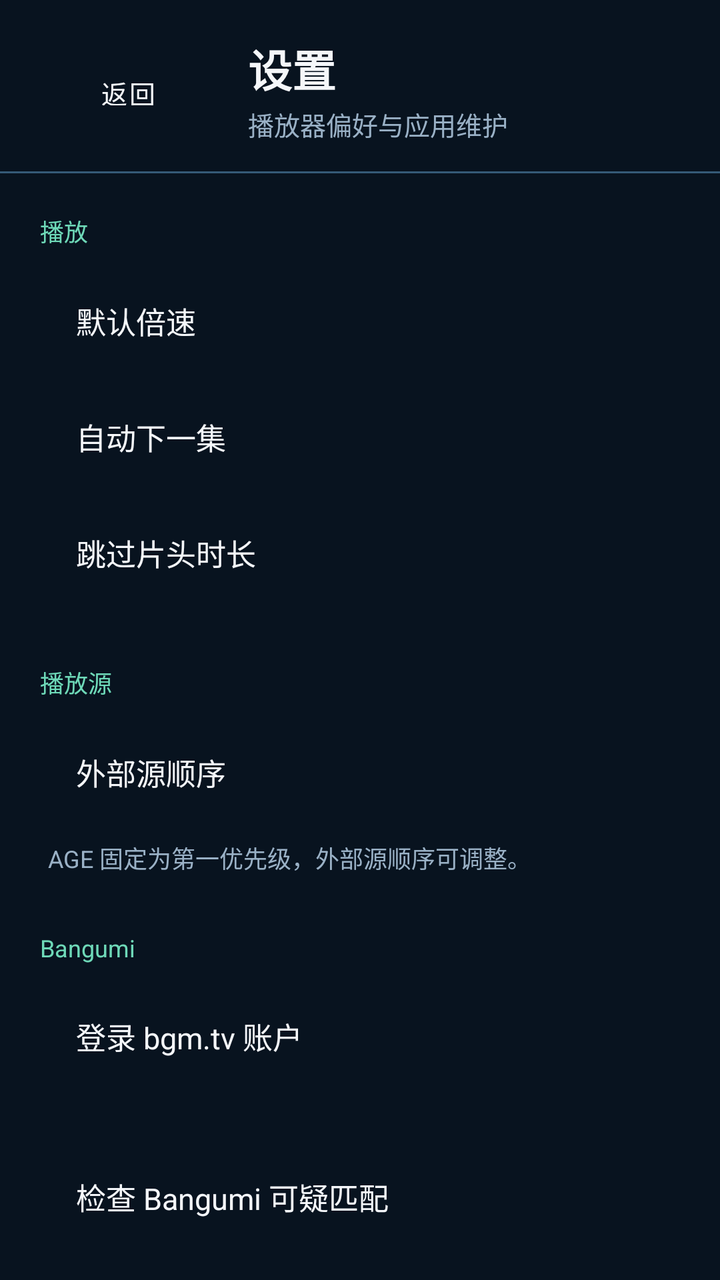
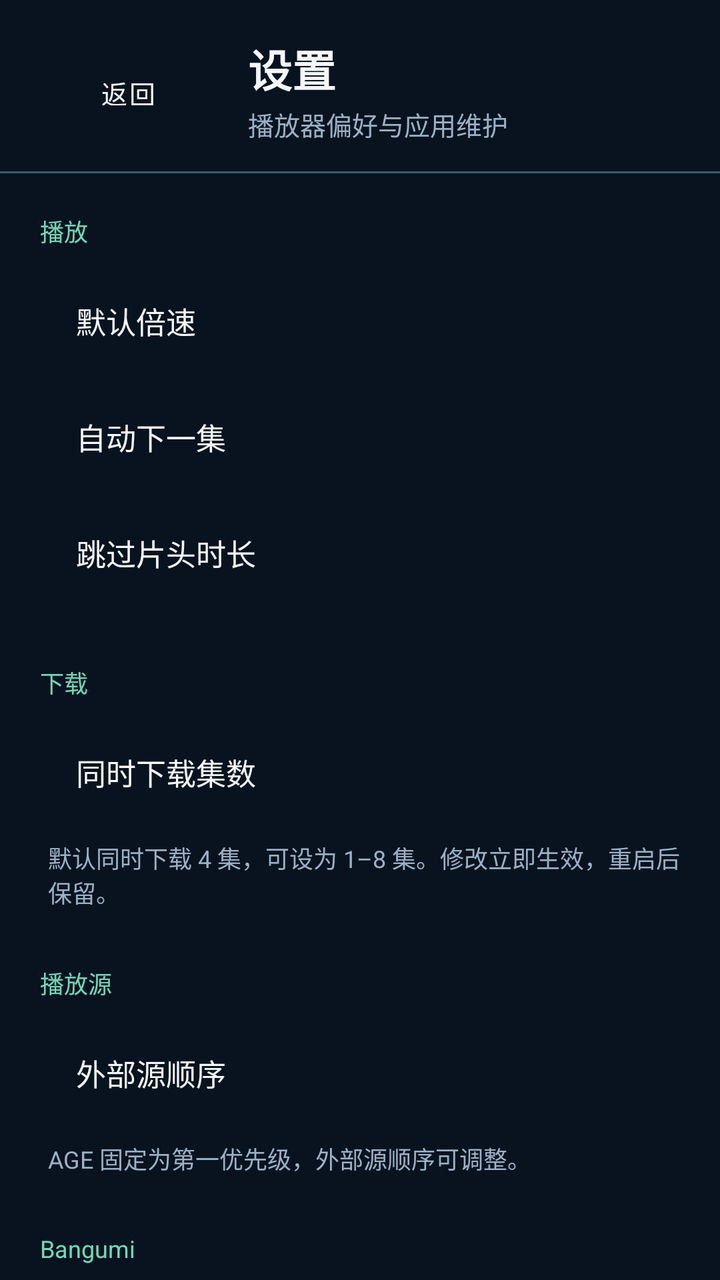

Before-and-after screenshots of an Android layout around one commit, followed by the original layout XML and the change that was made.
<!-- AndroidManifest.xml: application theme Theme.AgeTv -->
<!-- res/layout/activity_settings.xml -->
<?xml version="1.0" encoding="utf-8"?>
<LinearLayout xmlns:android="http://schemas.android.com/apk/res/android"
    android:layout_width="match_parent"
    android:layout_height="match_parent"
    android:background="@color/age_bg"
    android:orientation="vertical">

    <LinearLayout
        android:layout_width="match_parent"
        android:layout_height="wrap_content"
        android:gravity="center_vertical"
        android:orientation="horizontal"
        android:paddingStart="20dp"
        android:paddingTop="18dp"
        android:paddingEnd="20dp"
        android:paddingBottom="14dp">

        <Button
            android:id="@+id/backButton"
            android:layout_width="wrap_content"
            android:layout_height="36dp"
            android:background="@drawable/bg_focusable_small"
            android:nextFocusDown="@id/speedSettingButton"
            android:paddingStart="14dp"
            android:paddingEnd="14dp"
            android:text="@string/btn_back"
            android:textColor="@color/age_text"
            android:textSize="13sp" />

        <LinearLayout
            android:layout_width="0dp"
            android:layout_height="wrap_content"
            android:layout_marginStart="16dp"
            android:layout_weight="1"
            android:orientation="vertical">

            <TextView
                android:id="@+id/pageTitle"
                android:layout_width="wrap_content"
                android:layout_height="wrap_content"
                android:text="@string/settings_title"
                android:textColor="@color/age_text"
                android:textSize="22sp"
                android:textStyle="bold" />

            <TextView
                android:id="@+id/pageSubtitle"
                android:layout_width="wrap_content"
                android:layout_height="wrap_content"
                android:layout_marginTop="2dp"
                android:text="@string/settings_subtitle"
                android:textColor="@color/age_text_muted"
                android:textSize="13sp" />
        </LinearLayout>
    </LinearLayout>

    <View
        android:layout_width="match_parent"
        android:layout_height="1dp"
        android:background="@color/age_line" />

    <ScrollView
        android:layout_width="match_parent"
        android:layout_height="0dp"
        android:layout_weight="1"
        android:fillViewport="true"
        android:scrollbars="none">

        <LinearLayout
            android:layout_width="match_parent"
            android:layout_height="wrap_content"
            android:orientation="vertical"
            android:paddingStart="20dp"
            android:paddingTop="20dp"
            android:paddingEnd="20dp"
            android:paddingBottom="28dp">

            <TextView
                android:layout_width="wrap_content"
                android:layout_height="wrap_content"
                android:text="@string/settings_section_playback"
                android:textColor="@color/age_focus"
                android:textSize="12sp" />

            <LinearLayout
                android:id="@+id/speedSettingButton"
                android:layout_width="match_parent"
                android:layout_height="56dp"
                android:layout_marginTop="8dp"
                android:background="@drawable/bg_focusable_small"
                android:clickable="true"
                android:focusable="true"
                android:gravity="center_vertical"
                android:nextFocusUp="@id/backButton"
                android:nextFocusDown="@id/autoNextSettingButton"
                android:orientation="horizontal"
                android:paddingStart="18dp"
                android:paddingEnd="18dp">

                <TextView
                    android:layout_width="0dp"
                    android:layout_height="wrap_content"
                    android:layout_weight="1"
                    android:text="默认倍速"
                    android:textColor="@color/age_text"
                    android:textSize="15sp" />

                <TextView
                    android:id="@+id/speedValueText"
                    android:layout_width="wrap_content"
                    android:layout_height="wrap_content"
                    android:textColor="@color/age_text_muted"
                    android:textSize="15sp" />
            </LinearLayout>

            <LinearLayout
                android:id="@+id/autoNextSettingButton"
                android:layout_width="match_parent"
                android:layout_height="56dp"
                android:layout_marginTop="2dp"
                android:background="@drawable/bg_focusable_small"
                android:clickable="true"
                android:focusable="true"
                android:gravity="center_vertical"
                android:nextFocusUp="@id/speedSettingButton"
                android:nextFocusDown="@id/skipIntroSettingButton"
                android:orientation="horizontal"
                android:paddingStart="18dp"
                android:paddingEnd="18dp">

                <TextView
                    android:layout_width="0dp"
                    android:layout_height="wrap_content"
                    android:layout_weight="1"
                    android:text="自动下一集"
                    android:textColor="@color/age_text"
                    android:textSize="15sp" />

                <TextView
                    android:id="@+id/autoNextValueText"
                    android:layout_width="wrap_content"
                    android:layout_height="wrap_content"
                    android:textColor="@color/age_text_muted"
                    android:textSize="15sp" />
            </LinearLayout>

            <LinearLayout
                android:id="@+id/skipIntroSettingButton"
                android:layout_width="match_parent"
                android:layout_height="56dp"
                android:layout_marginTop="2dp"
                android:background="@drawable/bg_focusable_small"
                android:clickable="true"
                android:focusable="true"
                android:gravity="center_vertical"
                android:nextFocusUp="@id/autoNextSettingButton"
                android:nextFocusDown="@id/sourceOrderSettingButton"
                android:orientation="horizontal"
                android:paddingStart="18dp"
                android:paddingEnd="18dp">

                <TextView
                    android:layout_width="0dp"
                    android:layout_height="wrap_content"
                    android:layout_weight="1"
                    android:text="跳过片头时长"
                    android:textColor="@color/age_text"
                    android:textSize="15sp" />

                <TextView
                    android:id="@+id/skipIntroValueText"
                    android:layout_width="wrap_content"
                    android:layout_height="wrap_content"
                    android:textColor="@color/age_text_muted"
                    android:textSize="15sp" />
            </LinearLayout>

            <TextView
                android:layout_width="wrap_content"
                android:layout_height="wrap_content"
                android:layout_marginTop="28dp"
                android:text="@string/settings_section_source"
                android:textColor="@color/age_focus"
                android:textSize="12sp" />

            <LinearLayout
                android:id="@+id/sourceOrderSettingButton"
                android:layout_width="match_parent"
                android:layout_height="56dp"
                android:layout_marginTop="8dp"
                android:background="@drawable/bg_focusable_small"
                android:clickable="true"
                android:focusable="true"
                android:gravity="center_vertical"
                android:nextFocusUp="@id/skipIntroSettingButton"
                android:nextFocusDown="@id/updateSettingButton"
                android:orientation="horizontal"
                android:paddingStart="18dp"
                android:paddingEnd="18dp">

                <TextView
                    android:layout_width="0dp"
                    android:layout_height="wrap_content"
                    android:layout_weight="1"
                    android:text="外部源顺序"
                    android:textColor="@color/age_text"
                    android:textSize="15sp" />

                <TextView
                    android:id="@+id/sourceOrderValueText"
                    android:layout_width="wrap_content"
                    android:layout_height="wrap_content"
                    android:textColor="@color/age_text_muted"
                    android:textSize="15sp" />
            </LinearLayout>

            <TextView
                android:id="@+id/sourceHintText"
                android:layout_width="match_parent"
                android:layout_height="wrap_content"
                android:layout_marginStart="4dp"
                android:layout_marginTop="6dp"
                android:text="@string/settings_source_hint"
                android:textColor="@color/age_text_muted"
                android:textSize="12sp" />

            <TextView
                android:layout_width="wrap_content"
                android:layout_height="wrap_content"
                android:layout_marginTop="28dp"
                android:text="Bangumi"
                android:textColor="@color/age_focus"
                android:textSize="12sp" />

            <LinearLayout
                android:id="@+id/bangumiLoginSettingButton"
                android:layout_width="match_parent"
                android:layout_height="56dp"
                android:layout_marginTop="8dp"
                android:background="@drawable/bg_focusable_small"
                android:clickable="true"
                android:focusable="true"
                android:gravity="center_vertical"
                android:nextFocusUp="@id/sourceOrderSettingButton"
                android:nextFocusDown="@id/bangumiMatchReviewSettingButton"
                android:orientation="horizontal"
                android:paddingStart="18dp"
                android:paddingEnd="18dp">

                <TextView
                    android:layout_width="0dp"
                    android:layout_height="wrap_content"
                    android:layout_weight="1"
                    android:text="登录 bgm.tv 账户"
                    android:textColor="@color/age_text"
                    android:textSize="15sp" />

                <TextView
                    android:id="@+id/bangumiLoginValueText"
                    android:layout_width="wrap_content"
                    android:layout_height="wrap_content"
                    android:textColor="@color/age_text_muted"
                    android:textSize="15sp" />
            </LinearLayout>

            <TextView
                android:id="@+id/bangumiLoginHintText"
                android:layout_width="match_parent"
                android:layout_height="wrap_content"
                android:layout_marginStart="4dp"
                android:layout_marginTop="6dp"
                android:textColor="@color/age_text_muted"
                android:textSize="12sp" />

            <LinearLayout
                android:id="@+id/bangumiMatchReviewSettingButton"
                android:layout_width="match_parent"
                android:layout_height="56dp"
                android:layout_marginTop="2dp"
                android:background="@drawable/bg_focusable_small"
                android:clickable="true"
                android:focusable="true"
                android:gravity="center_vertical"
                android:nextFocusUp="@id/bangumiLoginSettingButton"
                android:nextFocusDown="@id/bangumiRematchSettingButton"
                android:orientation="horizontal"
                android:paddingStart="18dp"
                android:paddingEnd="18dp">

                <TextView
                    android:layout_width="0dp"
                    android:layout_height="wrap_content"
                    android:layout_weight="1"
                    android:text="检查 Bangumi 可疑匹配"
                    android:textColor="@color/age_text"
                    android:textSize="15sp" />

                <TextView
                    android:id="@+id/bangumiMatchReviewValueText"
                    android:layout_width="wrap_content"
                    android:layout_height="wrap_content"
                    android:textColor="@color/age_text_muted"
                    android:textSize="15sp" />
            </LinearLayout>

            <TextView
                android:id="@+id/bangumiMatchReviewHintText"
                android:layout_width="match_parent"
                android:layout_height="wrap_content"
                android:layout_marginStart="4dp"
                android:layout_marginTop="6dp"
                android:textColor="@color/age_text_muted"
                android:textSize="12sp" />

            <LinearLayout
                android:id="@+id/bangumiRematchSettingButton"
                android:layout_width="match_parent"
                android:layout_height="56dp"
                android:layout_marginTop="2dp"
                android:background="@drawable/bg_focusable_small"
                android:clickable="true"
                android:focusable="true"
                android:gravity="center_vertical"
                android:nextFocusUp="@id/bangumiMatchReviewSettingButton"
                android:nextFocusDown="@id/updateSettingButton"
                android:orientation="horizontal"
                android:paddingStart="18dp"
                android:paddingEnd="18dp">

                <TextView
                    android:layout_width="0dp"
                    android:layout_height="wrap_content"
                    android:layout_weight="1"
                    android:text="重建 Bangumi 匹配索引"
                    android:textColor="@color/age_text"
                    android:textSize="15sp" />

                <TextView
                    android:id="@+id/bangumiRematchValueText"
                    android:layout_width="wrap_content"
                    android:layout_height="wrap_content"
                    android:textColor="@color/age_text_muted"
                    android:textSize="15sp" />
            </LinearLayout>

            <TextView
                android:id="@+id/bangumiRematchHintText"
                android:layout_width="match_parent"
                android:layout_height="wrap_content"
                android:layout_marginStart="4dp"
                android:layout_marginTop="6dp"
                android:textColor="@color/age_text_muted"
                android:textSize="12sp" />

            <TextView
                android:layout_width="wrap_content"
                android:layout_height="wrap_content"
                android:layout_marginTop="28dp"
                android:text="@string/settings_section_app"
                android:textColor="@color/age_focus"
                android:textSize="12sp" />

            <LinearLayout
                android:id="@+id/updateSettingButton"
                android:layout_width="match_parent"
                android:layout_height="56dp"
                android:layout_marginTop="8dp"
                android:background="@drawable/bg_focusable_small"
                android:clickable="true"
                android:focusable="true"
                android:gravity="center_vertical"
                android:nextFocusUp="@id/bangumiRematchSettingButton"
                android:nextFocusDown="@id/clearCacheSettingButton"
                android:orientation="horizontal"
                android:paddingStart="18dp"
                android:paddingEnd="18dp">

                <TextView
                    android:layout_width="0dp"
                    android:layout_height="wrap_content"
                    android:layout_weight="1"
                    android:text="@string/settings_update_button"
                    android:textColor="@color/age_text"
                    android:textSize="15sp" />

                <TextView
                    android:layout_width="wrap_content"
                    android:layout_height="wrap_content"
                    android:text="→"
                    android:textColor="@color/age_text_muted"
                    android:textSize="15sp" />
            </LinearLayout>

            <TextView
                android:id="@+id/updateHintText"
                android:layout_width="match_parent"
                android:layout_height="wrap_content"
                android:layout_marginStart="4dp"
                android:layout_marginTop="6dp"
                android:text="@string/settings_update_hint"
                android:textColor="@color/age_text_muted"
                android:textSize="12sp" />

            <LinearLayout
                android:id="@+id/clearCacheSettingButton"
                android:layout_width="match_parent"
                android:layout_height="56dp"
                android:layout_marginTop="2dp"
                android:background="@drawable/bg_focusable_small"
                android:clickable="true"
                android:focusable="true"
                android:gravity="center_vertical"
                android:nextFocusUp="@id/updateSettingButton"
                android:nextFocusDown="@id/clearHistorySettingButton"
                android:orientation="horizontal"
                android:paddingStart="18dp"
                android:paddingEnd="18dp">

                <TextView
                    android:layout_width="0dp"
                    android:layout_height="wrap_content"
                    android:layout_weight="1"
                    android:text="清除缓存"
                    android:textColor="@color/age_text"
                    android:textSize="15sp" />

                <TextView
                    android:id="@+id/cacheSizeText"
                    android:layout_width="wrap_content"
                    android:layout_height="wrap_content"
                    android:textColor="@color/age_text_muted"
                    android:textSize="15sp" />
            </LinearLayout>

            <LinearLayout
                android:id="@+id/clearHistorySettingButton"
                android:layout_width="match_parent"
                android:layout_height="56dp"
                android:layout_marginTop="2dp"
                android:background="@drawable/bg_focusable_small"
                android:clickable="true"
                android:focusable="true"
                android:gravity="center_vertical"
                android:nextFocusUp="@id/clearCacheSettingButton"
                android:orientation="horizontal"
                android:paddingStart="18dp"
                android:paddingEnd="18dp">

                <TextView
                    android:layout_width="0dp"
                    android:layout_height="wrap_content"
                    android:layout_weight="1"
                    android:text="清除观看记录"
                    android:textColor="@color/age_text"
                    android:textSize="15sp" />

                <TextView
                    android:layout_width="wrap_content"
                    android:layout_height="wrap_content"
                    android:text="→"
                    android:textColor="@color/age_text_muted"
                    android:textSize="15sp" />
            </LinearLayout>

        </LinearLayout>
    </ScrollView>
</LinearLayout>
<!-- resources referenced by this layout -->
<resources>
  <color name="age_bg">#08131F</color>
  <color name="age_focus">#6ED9B8</color>
  <color name="age_line">#355A77</color>
  <color name="age_text">#F5F7FA</color>
  <color name="age_text_muted">#9AB1C6</color>
  <!-- drawable bg_focusable_small (drawable) -->
  <?xml version="1.0" encoding="utf-8"?>
  <selector xmlns:android="http://schemas.android.com/apk/res/android">
      <item android:state_selected="true" android:state_focused="true">
          <shape android:shape="rectangle">
              <solid android:color="#2B7562" />
              <stroke
                  android:width="3dp"
                  android:color="#6ED9B8" />
              <corners android:radius="10dp" />
          </shape>
      </item>
      <item android:state_focused="true">
          <shape android:shape="rectangle">
              <solid android:color="#1A3D52" />
              <stroke
                  android:width="3dp"
                  android:color="#6ED9B8" />
              <corners android:radius="10dp" />
          </shape>
      </item>
      <item android:state_selected="true">
          <shape android:shape="rectangle">
              <solid android:color="#2B7562" />
              <corners android:radius="10dp" />
          </shape>
      </item>
      <item>
          <shape android:shape="rectangle">
              <solid android:color="@android:color/transparent" />
              <corners android:radius="10dp" />
          </shape>
      </item>
  </selector>
  <string name="btn_back">返回</string>
  <string name="settings_section_app">应用</string>
  <string name="settings_section_playback">播放</string>
  <string name="settings_section_source">播放源</string>
  <string name="settings_source_hint">AGE 固定为第一优先级，外部源顺序可调整。</string>
  <string name="settings_subtitle">播放器偏好与应用维护</string>
  <string name="settings_title">设置</string>
  <string name="settings_update_button">重新安装最新版本</string>
  <string name="settings_update_hint">直接打开 GitHub 上的最新 APK 安装包。</string>
  <style name="Theme.AgeTv" parent="Theme.MaterialComponents.DayNight.NoActionBar">
          <item name="colorPrimary">@color/age_surface_alt</item>
          <item name="colorPrimaryVariant">@color/age_surface</item>
          <item name="colorSecondary">@color/age_focus</item>
          <item name="colorSurface">@color/age_surface</item>
          <item name="android:colorBackground">@color/age_bg</item>
          <item name="android:navigationBarColor">@color/black</item>
          <item name="android:statusBarColor">@color/black</item>
          <item name="android:textColor">@color/age_text</item>
          <item name="materialAlertDialogTheme">@style/ThemeOverlay.AgeTv.Dialog</item>
          <item name="android:windowDisablePreview">true</item>
          <item name="android:windowBackground">@color/age_bg</item>
          <item name="android:windowAnimationStyle">@style/AgeTv.WindowAnimation</item>
          <item name="android:windowLayoutInDisplayCutoutMode" tools:targetApi="28">shortEdges</item>
      </style>
  <color name="age_surface_alt">#17324D</color>
  <color name="age_surface">#10253A</color>
  <color name="black">#000000</color>
  <style name="ThemeOverlay.AgeTv.Dialog" parent="ThemeOverlay.MaterialComponents.MaterialAlertDialog">
          <item name="colorSurface">@color/age_surface</item>
          <item name="colorOnSurface">@color/age_text</item>
      </style>
  <style name="AgeTv.WindowAnimation" parent="@android:style/Animation.Activity">
          <item name="android:activityOpenEnterAnimation">@anim/activity_fade_in</item>
          <item name="android:activityOpenExitAnimation">@anim/activity_fade_out</item>
          <item name="android:activityCloseEnterAnimation">@anim/activity_fade_in</item>
          <item name="android:activityCloseExitAnimation">@anim/activity_fade_out</item>
      </style>
</resources>

<!-- the commit's change to res/layout/activity_settings.xml (unified diff, before → after) -->
@@ -154,6 +154,45 @@
                 android:focusable="true"
                 android:gravity="center_vertical"
                 android:nextFocusUp="@id/autoNextSettingButton"
+                android:nextFocusDown="@id/downloadParallelSettingButton"
+                android:orientation="horizontal"
+                android:paddingStart="18dp"
+                android:paddingEnd="18dp">
+
+                <TextView
+                    android:layout_width="0dp"
+                    android:layout_height="wrap_content"
+                    android:layout_weight="1"
+                    android:text="跳过片头时长"
+                    android:textColor="@color/age_text"
+                    android:textSize="15sp" />
+
+                <TextView
+                    android:id="@+id/skipIntroValueText"
+                    android:layout_width="wrap_content"
+                    android:layout_height="wrap_content"
+                    android:textColor="@color/age_text_muted"
+                    android:textSize="15sp" />
+            </LinearLayout>
+
+            <TextView
+                android:layout_width="wrap_content"
+                android:layout_height="wrap_content"
+                android:layout_marginTop="28dp"
+                android:text="下载"
+                android:textColor="@color/age_focus"
+                android:textSize="12sp" />
+
+            <LinearLayout
+                android:id="@+id/downloadParallelSettingButton"
+                android:layout_width="match_parent"
+                android:layout_height="56dp"
+                android:layout_marginTop="8dp"
+                android:background="@drawable/bg_focusable_small"
+                android:clickable="true"
+                android:focusable="true"
+                android:gravity="center_vertical"
+                android:nextFocusUp="@id/skipIntroSettingButton"
                 android:nextFocusDown="@id/sourceOrderSettingButton"
                 android:orientation="horizontal"
                 android:paddingStart="18dp"
@@ -163,17 +202,26 @@
                     android:layout_width="0dp"
                     android:layout_height="wrap_content"
                     android:layout_weight="1"
-                    android:text="跳过片头时长"
-                    android:textColor="@color/age_text"
-                    android:textSize="15sp" />
-
-                <TextView
-                    android:id="@+id/skipIntroValueText"
-                    android:layout_width="wrap_content"
-                    android:layout_height="wrap_content"
-                    android:textColor="@color/age_text_muted"
-                    android:textSize="15sp" />
-            </LinearLayout>
+                    android:text="同时下载集数"
+                    android:textColor="@color/age_text"
+                    android:textSize="15sp" />
+
+                <TextView
+                    android:id="@+id/downloadParallelValueText"
+                    android:layout_width="wrap_content"
+                    android:layout_height="wrap_content"
+                    android:textColor="@color/age_text_muted"
+                    android:textSize="15sp" />
+            </LinearLayout>
+
+            <TextView
+                android:layout_width="wrap_content"
+                android:layout_height="wrap_content"
+                android:layout_marginStart="4dp"
+                android:layout_marginTop="6dp"
+                android:text="默认同时下载 4 集，可设为 1–8 集。修改立即生效，重启后保留。"
+                android:textColor="@color/age_text_muted"
+                android:textSize="12sp" />
 
             <TextView
                 android:layout_width="wrap_content"
@@ -192,8 +240,8 @@
                 android:clickable="true"
                 android:focusable="true"
                 android:gravity="center_vertical"
-                android:nextFocusUp="@id/skipIntroSettingButton"
-                android:nextFocusDown="@id/updateSettingButton"
+                android:nextFocusUp="@id/downloadParallelSettingButton"
+                android:nextFocusDown="@id/bangumiLoginSettingButton"
                 android:orientation="horizontal"
                 android:paddingStart="18dp"
                 android:paddingEnd="18dp">
